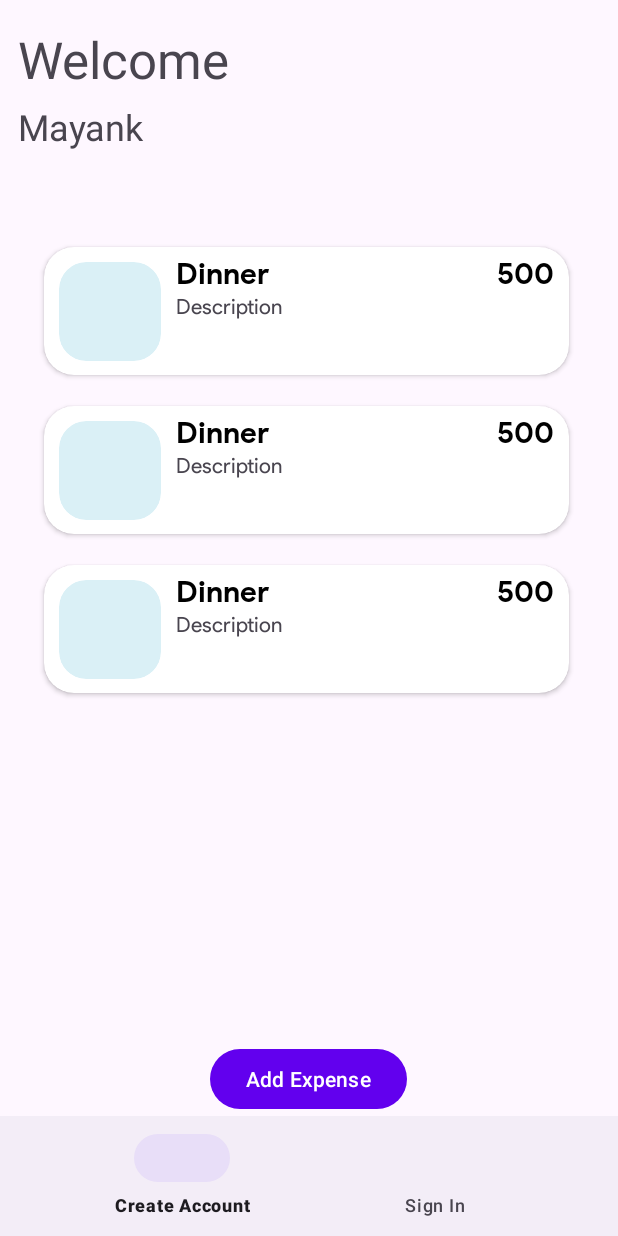
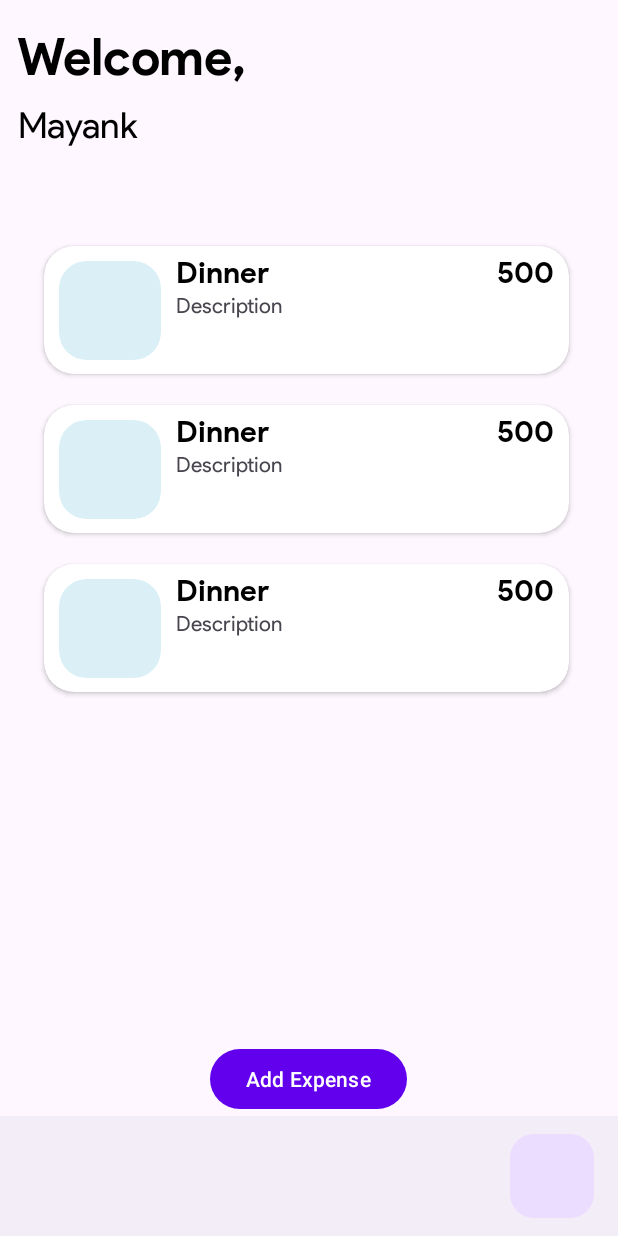
Before and after one commit to mayankk25/Budget-Tracker, an Android app: the layout main_fragment.xml on its own in the app's theme, with its tools: preview values and no code run, on a phone screen of 412 x 824 dp. Run offline under Robolectric (Android 15) with nearby library versions, the phone set to English and light mode, and no system bars.

Commit message:
Testing Bottom App Bar

```diff
--- a/app/src/main/res/layout/main_fragment.xml
+++ b/app/src/main/res/layout/main_fragment.xml
@@ -25,6 +25,8 @@
             android:layout_width="wrap_content"
             android:layout_height="wrap_content"
             android:textSize="24sp"
+            android:fontFamily="@font/product_sans_regular"
+            android:textColor="@color/black"
             app:layout_constraintBottom_toTopOf="@+id/addExpenseButton"
             app:layout_constraintEnd_toEndOf="parent"
             app:layout_constraintHorizontal_bias="0.036"
@@ -38,6 +40,8 @@
             android:layout_width="wrap_content"
             android:layout_height="wrap_content"
             android:text="@string/welcome"
+            android:textColor="@color/black"
+            android:fontFamily="@font/product_sans_bold"
             android:textSize="34sp"
             app:layout_constraintBottom_toTopOf="@+id/addExpenseButton"
             app:layout_constraintEnd_toEndOf="parent"
@@ -46,17 +50,37 @@
             app:layout_constraintTop_toTopOf="parent"
             app:layout_constraintVertical_bias="0.026" />
 
-        <com.google.android.material.bottomnavigation.BottomNavigationView
-            android:id="@+id/bottom_navigation"
+        <androidx.coordinatorlayout.widget.CoordinatorLayout
+        android:layout_width="match_parent"
+        android:layout_height="match_parent">
+
+        <!-- Note: A RecyclerView can also be used -->
+        <androidx.core.widget.NestedScrollView
+            android:layout_width="match_parent"
+            android:layout_height="match_parent"
+            android:paddingBottom="100dp"
+            android:clipToPadding="false">
+
+            <!-- Scrollable content -->
+
+        </androidx.core.widget.NestedScrollView>
+
+        <com.google.android.material.bottomappbar.BottomAppBar
+            android:id="@+id/bottomAppBar"
             android:layout_width="match_parent"
             android:layout_height="wrap_content"
-            app:layout_constraintBottom_toBottomOf="parent"
-            app:layout_constraintEnd_toEndOf="parent"
-            app:layout_constraintHorizontal_bias="0.0"
-            app:layout_constraintStart_toStartOf="parent"
-            app:layout_constraintTop_toTopOf="parent"
-            app:layout_constraintVertical_bias="1.0"
-            app:menu="@menu/bottom_navigation_menu" />
+            android:layout_gravity="bottom"
+            style="@style/Widget.Material3.BottomAppBar"
+            />
+
+        <com.google.android.material.floatingactionbutton.FloatingActionButton
+            android:layout_width="wrap_content"
+            android:layout_height="wrap_content"
+            app:layout_anchor="@id/bottomAppBar"
+            />
+
+    </androidx.coordinatorlayout.widget.CoordinatorLayout>
+
 
         <androidx.recyclerview.widget.RecyclerView
             android:id="@+id/budget_list"
--- a/app/src/main/res/values/strings.xml
+++ b/app/src/main/res/values/strings.xml
@@ -6,7 +6,7 @@
     <string name="create_account">Create Account</string>
     <string name="add_expense">Add Expense</string>
     <string name="name_hint">Name</string>
-    <string name="welcome">Welcome</string>
+    <string name="welcome">Welcome,</string>
     <string name="add_expense_details">Add Expense Details</string>
     <string name="title_hint">Title</string>
     <string name="amount_hint">Amount</string>
```
